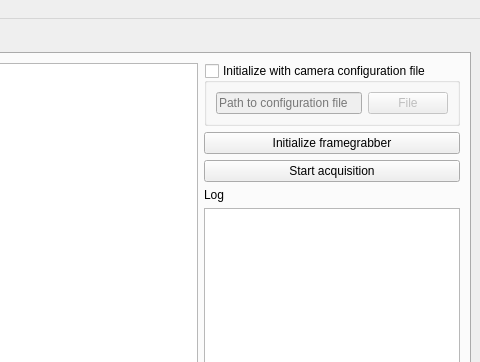
Old version of the form src/AcquisitionApp/src/mainwindow.ui in the repository mortbopet/RTOC; both pictures show x 320 to 800 and y 0 to 362 of the 800 by 600 pixel window.
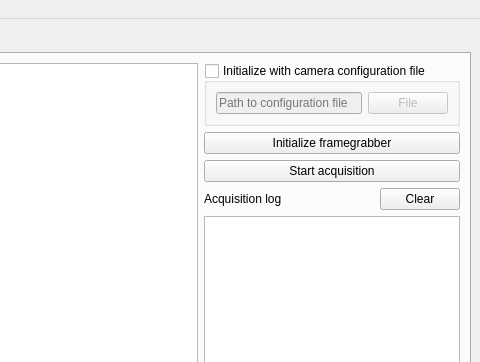
New version of the form.

Diff of the .ui file:
```diff
--- a/src/AcquisitionApp/src/mainwindow.ui
+++ b/src/AcquisitionApp/src/mainwindow.ui
@@ -92,11 +92,35 @@
              </widget>
             </item>
             <item>
+             <layout class="QHBoxLayout" name="horizontalLayout_2">
+              <item>
              <widget class="QLabel" name="label">
               <property name="text">
-               <string>Log</string>
-              </property>
-             </widget>
+                 <string>Acquisition log</string>
+                </property>
+               </widget>
+              </item>
+              <item>
+               <spacer name="horizontalSpacer">
+                <property name="orientation">
+                 <enum>Qt::Horizontal</enum>
+                </property>
+                <property name="sizeHint" stdset="0">
+                 <size>
+                  <width>40</width>
+                  <height>20</height>
+                 </size>
+                </property>
+               </spacer>
+              </item>
+              <item>
+               <widget class="QPushButton" name="clearLog">
+                <property name="text">
+                 <string>Clear</string>
+                </property>
+               </widget>
+              </item>
+             </layout>
             </item>
             <item>
              <widget class="QPlainTextEdit" name="log">
```
Left out of the diff: 2 changed lines with no effect on the pictures. Lines whose indentation alone changed are shown as unchanged.
